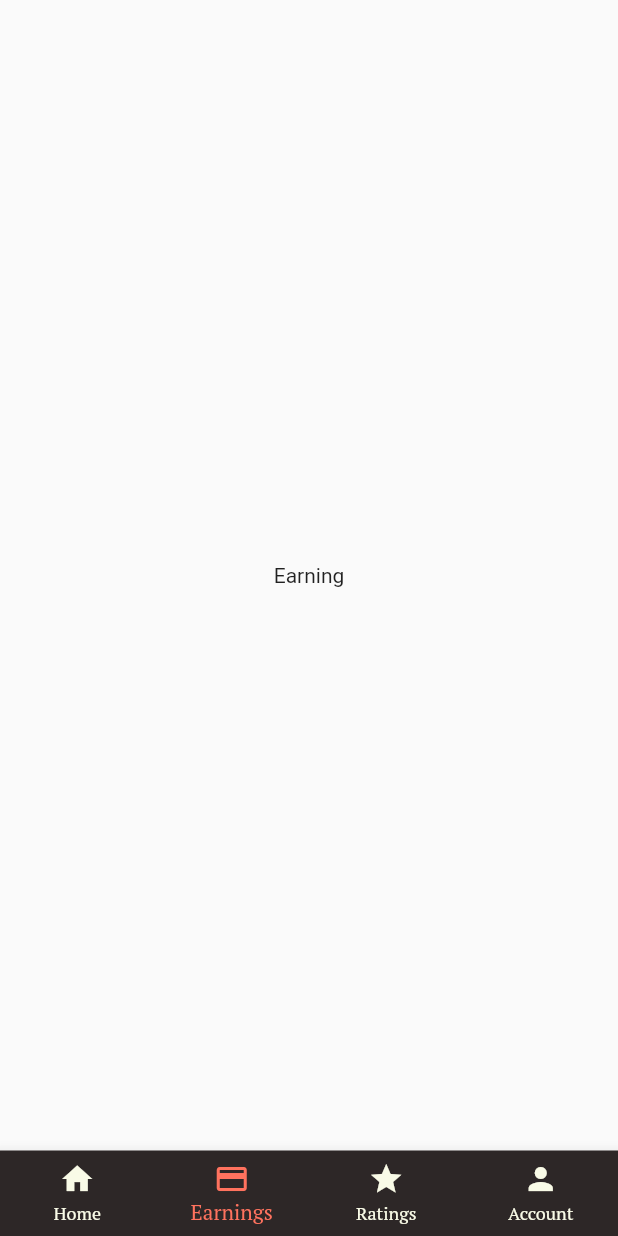
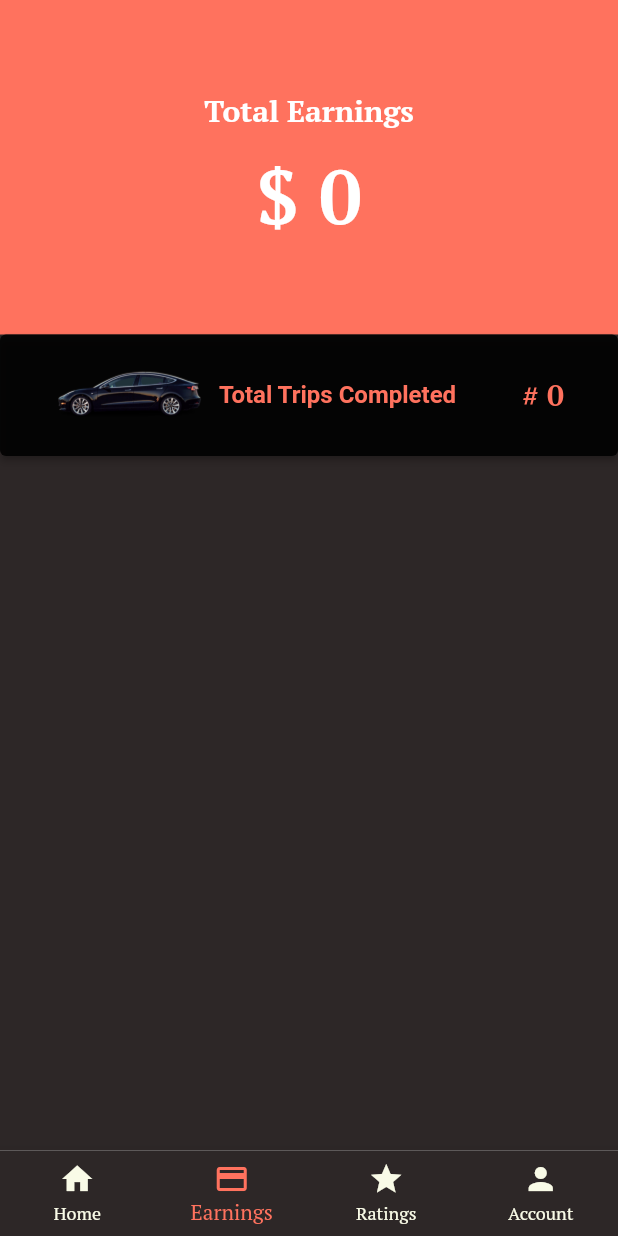
Before and after one commit to SahilMangal/RideShare-Drivers, a Flutter app: the MainScreen screen opened directly, item 2 of the bottom bar chosen, on a phone screen of 412 x 824 dp. Run offline on Flutter 3.47's test engine with Material 2 defaults, Android fonts, the phone set to English and light mode, and no system bars; our stand-ins replace assets_audio_player, firebase_auth, firebase_core, firebase_database, firebase_messaging, fluttertoast and 2 more; missing offline and left inert: flutter_geofire, flutter_polyline_points; accounts and stored records are empty; network calls fail.

Commit message:
Trip History and earnings

```diff
--- a/lib/global/global.dart
+++ b/lib/global/global.dart
@@ -8,7 +8,6 @@ import 'package:rideshare_driver/models/driver_data.dart';
 
 final FirebaseAuth fAuth = FirebaseAuth.instance;
 User? currentFirebaseUser;
-UserModel? userModelCurrentInfo;
 StreamSubscription<Position>? streamSubscriptionPosition;
 StreamSubscription<Position>? streamSubscriptionDriverLivePosition;
 AssetsAudioPlayer audioPlayer = AssetsAudioPlayer();
--- a/lib/infoHandler/app_info.dart
+++ b/lib/infoHandler/app_info.dart
@@ -1,9 +1,14 @@
 import 'package:flutter/cupertino.dart';
 import 'package:rideshare_driver/models/directions.dart';
+import 'package:rideshare_driver/models/trips_history_model.dart';
 
 class AppInfo extends ChangeNotifier {
 
   Directions? userPickupLocation, userDropOffLocation;
+  int countTotalTrips = 0;
+  String driverTotalEarnings = "0";
+  List<String> historyTripsKeysList = [];
+  List<TripsHistoryModel> allTripsHistoryInformationList = [];
 
   void updatePickupLocationAddress(Directions userPickupAddress) {
     userPickupLocation = userPickupAddress;
@@ -15,4 +20,23 @@ class AppInfo extends ChangeNotifier {
     notifyListeners();
   }
 
+  updateOverAllTripsCounter(int overAllTripsCounter){
+    countTotalTrips = overAllTripsCounter;
+    notifyListeners();
+  }
+
+  updateOverAllTripsKeys(List<String> tripsKeysList){
+    historyTripsKeysList = tripsKeysList;
+    notifyListeners();
+  }
+
+  updateOverAllTripHistoryInformation(TripsHistoryModel eachTripHistory){
+    allTripsHistoryInformationList.add(eachTripHistory);
+    notifyListeners();
+  }
+
+  updateDriverTotalEarnings(String driverEarnings) {
+    driverTotalEarnings = driverEarnings;
+  }
+
 }
--- /dev/null
+++ b/lib/models/trips_history_model.dart
@@ -0,0 +1,33 @@
+import 'package:firebase_database/firebase_database.dart';
+
+class TripsHistoryModel{
+
+  String? time;
+  String? originAddress;
+  String? destinationAddress;
+  String? status;
+  String? fareAmount;
+  String? userName;
+  String? userPhone;
+
+  TripsHistoryModel({
+    this.time,
+    this.originAddress,
+    this.destinationAddress,
+    this.status,
+    this.fareAmount,
+    this.userName,
+    this.userPhone
+  });
+
+  TripsHistoryModel.fromSnapshot(DataSnapshot dataSnapshot){
+    time = (dataSnapshot.value as Map)["time"];
+    originAddress = (dataSnapshot.value as Map)["originAddress"];
+    destinationAddress = (dataSnapshot.value as Map)["destinationAddress"];
+    status = (dataSnapshot.value as Map)["status"];
+    fareAmount = (dataSnapshot.value as Map)["fareAmount"];
+    userName = (dataSnapshot.value as Map)["userName"];
+    userPhone = (dataSnapshot.value as Map)["userPhone"];
+  }
+
+}
--- a/lib/tagPages/earning_tab.dart
+++ b/lib/tagPages/earning_tab.dart
@@ -1,4 +1,7 @@
 import 'package:flutter/material.dart';
+import 'package:rideshare_driver/mainScreens/trips_history_screen.dart';
+import 'package:provider/provider.dart';
+import 'package:rideshare_driver/infoHandler/app_info.dart';
 
 class EarningsTabPage extends StatefulWidget {
   const EarningsTabPage({super.key});
@@ -10,9 +13,97 @@ class EarningsTabPage extends StatefulWidget {
 class _EarningsTabPageState extends State<EarningsTabPage> {
   @override
   Widget build(BuildContext context) {
-    return const Center(
-      child: Text(
-          "Earning"
+    return Container(
+      color: Color(0xFF2D2727),
+      child: Column(
+        children: [
+
+          //Title and total earning
+          Container(
+            color: Color(0xFFff725e),
+            width: double.infinity,
+            child: Padding(
+              padding: const EdgeInsets.symmetric(vertical: 60),
+              child: Column(
+                children: [
+                  const Text(
+                    "Total Earnings",
+                    style: TextStyle(
+                        color: Colors.white,
+                        fontFamily: "PTSerif",
+                        fontWeight: FontWeight.bold,
+                        fontSize: 20
+                    ),
+                  ),
+                  const SizedBox(height: 10,),
+                  Text(
+                    "\$ " + Provider.of<AppInfo>(context, listen: false).driverTotalEarnings,
+                    style: const TextStyle(
+                        color: Colors.white,
+                        fontFamily: "PTSerif",
+                        fontWeight: FontWeight.bold,
+                        fontSize: 50
+                    ),
+                  ),
+                ],
+              ),
+            ),
+          ),
+
+          //Total Number of trips
+          ElevatedButton(
+            style: ElevatedButton.styleFrom(
+              primary: Colors.black87
+            ),
+            onPressed: (){
+
+              Navigator.push(
+                  context,
+                  MaterialPageRoute(builder: (c)=> TripsHistoryScreen())
+              );
+
+            },
+            child: Padding(
+              padding: EdgeInsets.symmetric(horizontal: 20.0, vertical: 20.0),
+              child: Row(
+                children: [
+                  Image.asset(
+                    "images/car_logo.png",
+                    width: 100,
+                  ),
+
+                  const SizedBox(width: 10 ,),
+
+                  Text(
+                    "Total Trips Completed",
+                    style: TextStyle(
+                      color: Color(0xFFff725e),
+                      fontWeight: FontWeight.bold,
+                      fontSize: 16
+                    ),
+                  ),
+
+                  Expanded(
+                    child: Container(
+                      child: Text(
+                        "# " + Provider.of<AppInfo>(context, listen: false).allTripsHistoryInformationList.length.toString(),
+                        textAlign: TextAlign.end,
+                        style: const TextStyle(
+                          fontSize: 20,
+                          fontWeight: FontWeight.bold,
+                          fontFamily: "PTSerif",
+                          color: Color(0xFFff725e),
+                        ),
+                      ),
+                    ),
+                  ),
+
+                ],
+              ),
+            ),
+          ),
+
+        ],
       ),
     );
   }
--- a/lib/tagPages/home_tab.dart
+++ b/lib/tagPages/home_tab.dart
@@ -93,6 +93,9 @@ class _HomeTabPageState extends State<HomeTabPage> {
     PushNotificationSystem pushNotificationSystem = PushNotificationSystem();
     pushNotificationSystem.initializeCloudMessaging(context);
     pushNotificationSystem.generateAndGetToken();
+
+    AssistantMethods.readDriverEarnings(context);
+
   }
 
   @override
--- a/pubspec.yaml
+++ b/pubspec.yaml
@@ -47,6 +47,7 @@ dependencies:
   flutter_geofire: ^2.0.3
   firebase_messaging: ^14.6.4
   assets_audio_player: ^3.0.6
+  intl: ^0.18.1
 
 dev_dependencies:
   flutter_test:
```
Also changed, not shown: lib/assistants/assistant_methods.dart (+66 -14 lines), lib/mainScreens/new_trip_screen.dart (+4 -7 lines), lib/mainScreens/trips_history_screen.dart (added, +51 -0 lines), lib/widgets/history_design_ui.dart (added, +179 -0 lines), pubspec.lock.
